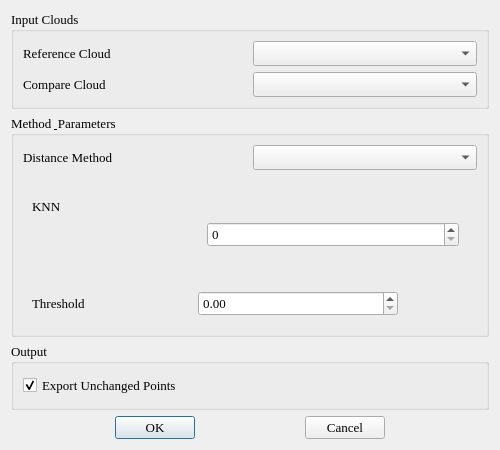
Old version of the form cloudtool/plugins/changedetectplugin.ui in the repository Libaocheng3811/CloudTool2.
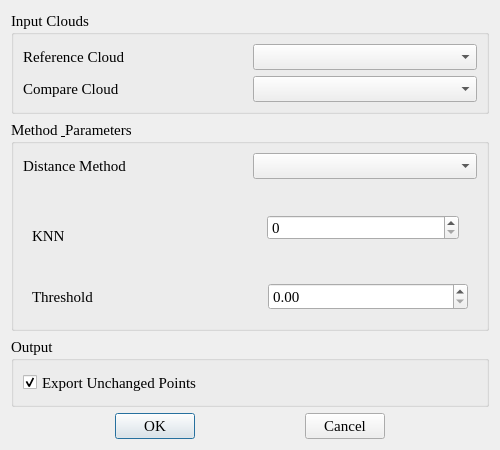
New version of the form. The open tabs and pages were chosen to show the change.

Commit message: 优化change detect的UI布局

Diff of the .ui file:
```diff
--- a/cloudtool/plugins/changedetectplugin.ui
+++ b/cloudtool/plugins/changedetectplugin.ui
@@ -19,7 +19,7 @@
      <property name="font">
       <font>
        <family>Times New Roman</family>
-       <pointsize>10</pointsize>
+       <pointsize>11</pointsize>
       </font>
      </property>
      <property name="title">
@@ -80,7 +80,7 @@
      <property name="font">
       <font>
        <family>Times New Roman</family>
-       <pointsize>10</pointsize>
+       <pointsize>11</pointsize>
       </font>
      </property>
      <property name="title">
@@ -162,14 +162,16 @@
          </layout>
         </widget>
         <widget class="QWidget" name="LocalMean">
+         <layout class="QVBoxLayout" name="verticalLayout_7">
+          <item>
          <layout class="QVBoxLayout" name="verticalLayout_6">
           <item>
-           <layout class="QFormLayout" name="formLayout">
-            <item row="0" column="0">
+             <layout class="QHBoxLayout" name="horizontalLayout_4">
+              <item>
              <widget class="QLabel" name="lblParamName">
               <property name="minimumSize">
                <size>
-                <width>160</width>
+                  <width>220</width>
                 <height>25</height>
                </size>
               </property>
@@ -178,12 +180,14 @@
               </property>
              </widget>
             </item>
-            <item row="0" column="1">
+              <item>
              <widget class="QStackedWidget" name="stackInput">
               <property name="currentIndex">
                <number>0</number>
               </property>
               <widget class="QWidget" name="page">
+                 <layout class="QVBoxLayout" name="verticalLayout_8">
+                  <item>
                <layout class="QVBoxLayout" name="verticalLayout_5">
                 <item>
                  <widget class="QSpinBox" name="sb_Knn">
@@ -193,7 +197,31 @@
                     <height>25</height>
                    </size>
                   </property>
-                 </widget>
+                      <property name="maximumSize">
+                       <size>
+                        <width>200</width>
+                        <height>0</height>
+                       </size>
+                      </property>
+                      <property name="maximum">
+                       <number>999999</number>
+                      </property>
+                     </widget>
+                    </item>
+                    <item>
+                     <spacer name="verticalSpacer">
+                      <property name="orientation">
+                       <enum>Qt::Vertical</enum>
+                      </property>
+                      <property name="sizeHint" stdset="0">
+                       <size>
+                        <width>20</width>
+                        <height>17</height>
+                       </size>
+                      </property>
+                     </spacer>
+                    </item>
+                   </layout>
                 </item>
                </layout>
               </widget>
@@ -219,7 +247,11 @@
               </widget>
              </widget>
             </item>
-            <item row="1" column="0">
+             </layout>
+            </item>
+            <item>
+             <layout class="QHBoxLayout" name="horizontalLayout_5">
+              <item>
              <widget class="QLabel" name="label_3">
               <property name="minimumSize">
                <size>
@@ -232,7 +264,7 @@
               </property>
              </widget>
             </item>
-            <item row="1" column="1">
+              <item>
              <widget class="QDoubleSpinBox" name="dsb_meanThreshold">
               <property name="minimumSize">
                <size>
@@ -247,12 +279,14 @@
                </size>
               </property>
               <property name="maximum">
-               <double>9999.000000000000000</double>
+                 <double>999999.000000000000000</double>
               </property>
               <property name="singleStep">
                <double>0.010000000000000</double>
               </property>
              </widget>
+              </item>
+             </layout>
             </item>
            </layout>
           </item>
@@ -285,7 +319,7 @@
      <property name="font">
       <font>
        <family>Times New Roman</family>
-       <pointsize>10</pointsize>
+       <pointsize>11</pointsize>
       </font>
      </property>
      <property name="title">
@@ -331,7 +365,7 @@
        <property name="font">
         <font>
          <family>Times New Roman</family>
-         <pointsize>10</pointsize>
+         <pointsize>11</pointsize>
         </font>
        </property>
        <property name="text">
@@ -357,7 +391,7 @@
        <property name="font">
         <font>
          <family>Times New Roman</family>
-         <pointsize>10</pointsize>
+         <pointsize>11</pointsize>
         </font>
        </property>
        <property name="text">
```
Left out of the diff: 8 changed lines with no effect on the pictures. Lines whose indentation alone changed are shown as unchanged. The commit also changes 2 other files.
